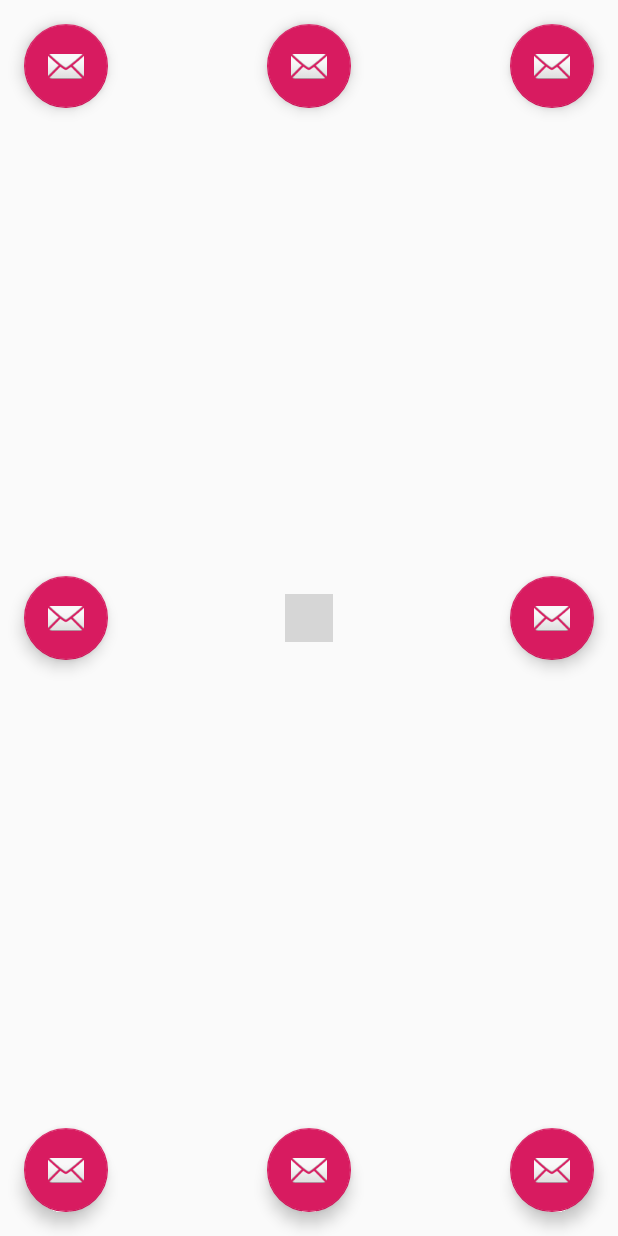
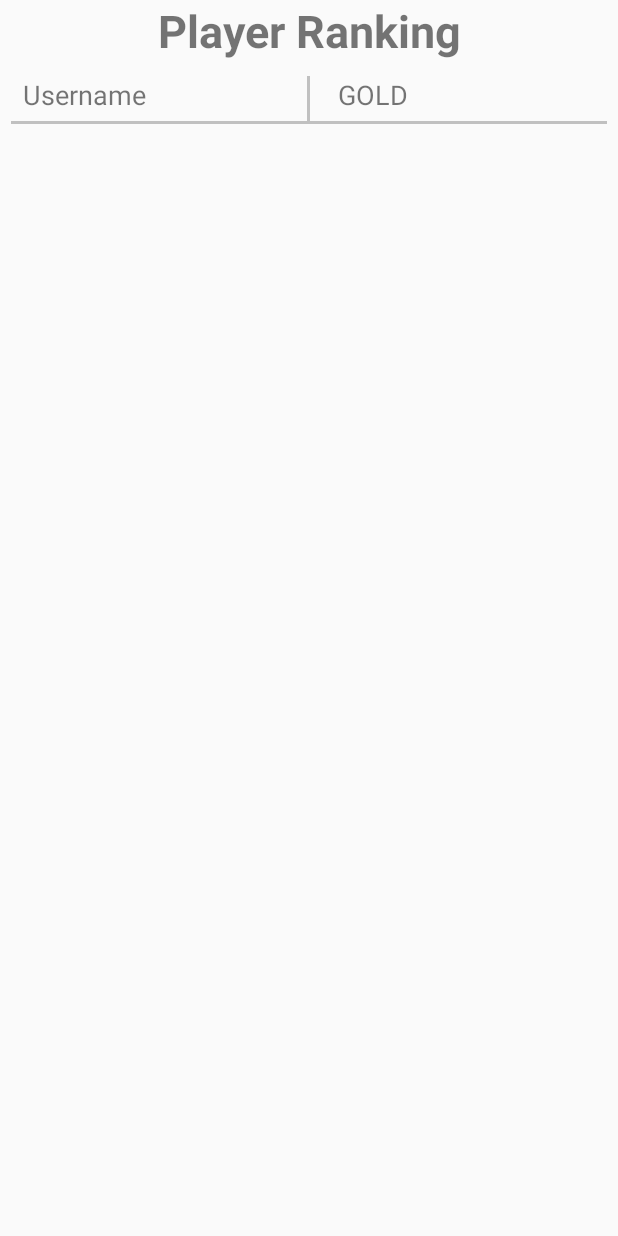
Before and after one commit to MontesPride/Coinz-ILP2018, an Android app: the screen it shows after launch once a user with an empty profile is signed in (MainActivity before the commit, RankingActivity after it), after a tap on an icon or button, on a phone screen of 412 x 824 dp. Run offline under Robolectric (Android 15) with nearby library versions, the phone set to English and light mode, and no system bars; our stand-ins replace Firebase (no records; nobody signed in at launch, a user with empty details on screens opened directly); libraries missing offline, so code that uses them is left out: com.mapbox.android, com.mapbox.api, com.mapbox.geojson, com.mapbox.mapboxsdk, com.mapbox.services; plain views replace MapView; network calls fail; 17 statements that could not run were skipped; 1 other tap on this screen came first; grey boxes are pictures that could not be loaded.

Commit message:
Created Ranking system. TODO: -Add symbols to markers(??) -Fix possibility of registering multiple users with same e-mails -Graphics !!!

```diff
--- a/app/src/main/AndroidManifest.xml
+++ b/app/src/main/AndroidManifest.xml
@@ -41,7 +41,8 @@
         <activity
             android:name=".BankActivity"
             android:theme="@style/AppTheme.NoActionBar" />
-        <activity android:name=".RankingActivity"></activity>
+        <activity android:name=".RankingActivity"
+            android:theme="@style/AppTheme.NoActionBar"></activity>
     </application>
 
 </manifest>
--- a/app/src/main/java/com/example/szymon/coinz/MainActivity.kt
+++ b/app/src/main/java/com/example/szymon/coinz/MainActivity.kt
@@ -25,6 +25,7 @@ import com.google.firebase.Timestamp
 import com.google.firebase.Timestamp.now
 import com.google.firebase.auth.FirebaseAuth
 import com.google.firebase.firestore.FirebaseFirestore
+import com.google.firebase.firestore.auth.User
 import com.mapbox.android.core.location.LocationEngine
 import com.mapbox.android.core.location.LocationEngineListener
 import com.mapbox.android.core.location.LocationEnginePriority
@@ -108,6 +109,7 @@ class MainActivity : AppCompatActivity(), OnMapReadyCallback, LocationEngineList
     private var DOLR: Double? = null
     private var SHIL: Double? = null
     private var GOLD: Double? = null
+    private var Username: String? = null
     private var CollectedCoinz: MutableList<HashMap<String, Any>> = arrayListOf()
     private var CollectedID: MutableList<String> = arrayListOf()
     private var LastDate: String = ""
@@ -133,8 +135,12 @@ class MainActivity : AppCompatActivity(), OnMapReadyCallback, LocationEngineList
             Snackbar.make(view, "${FirebaseAuth.getInstance().currentUser?.displayName}", Snackbar.LENGTH_LONG).show()
         }//bottom middle
 
+        /*goToLogin.setOnClickListener {
+            startActivity(Intent(this, LoginActivity::class.java))
+        }//bottom left*/
+
         goToLogin.setOnClickListener {
-            startActivity(Intent(this, LoginActivity::class.java))
+            startActivity(Intent(this, RankingActivity::class.java))
         }//bottom left
 
         goToSignUp.setOnClickListener {
@@ -323,6 +329,7 @@ class MainActivity : AppCompatActivity(), OnMapReadyCallback, LocationEngineList
                     CollectedCoinz = it.get("CollectedCoinz") as MutableList<HashMap<String, Any>>
                     LastDate = it.get("LastDate") as String
                     LastTimestamp = it.get("LastTimestamp") as Long
+                    Username = it.get("Username") as String
                     Log.d(tag, "[getCoinzData] ${Timestamp.now().seconds}, $LastTimestamp")
                     if (LastDate != currentDate && Timestamp.now().seconds < LastTimestamp) {
                         CollectedID  = arrayListOf()
@@ -371,6 +378,7 @@ class MainActivity : AppCompatActivity(), OnMapReadyCallback, LocationEngineList
         userData.put("LastDate", currentDate)
         userData.put("LastTimestamp", Timestamp.now().seconds)
         userData.put("CoinzExchanged", CoinzExchanged)
+        userData.put("Username", Username!!)
         Log.d(tag, "[setCoinzData]$QUID,$PENY,$DOLR,$SHIL,$GOLD")
         Log.d(tag, "[setCoinzData] Size of CollectedID: ${CollectedID.size}, LastDate: $LastDate, currentDate: $currentDate")
         for (ID in CollectedID) {
--- a/app/src/main/java/com/example/szymon/coinz/RankingActivity.kt
+++ b/app/src/main/java/com/example/szymon/coinz/RankingActivity.kt
@@ -1,12 +1,90 @@
 package com.example.szymon.coinz
 
+import android.content.Context
 import android.support.v7.app.AppCompatActivity
 import android.os.Bundle
+import android.util.Log
+import android.view.LayoutInflater
+import android.view.View
+import android.view.ViewGroup
+import android.widget.BaseAdapter
+import android.widget.TextView
+import com.google.firebase.firestore.FirebaseFirestore
+import kotlinx.android.synthetic.main.activity_ranking.*
 
 class RankingActivity : AppCompatActivity() {
+
+    private var tag = "RankingActivity"
+
+    private var userData: MutableList<HashMap<String, Any>> = arrayListOf()
 
     override fun onCreate(savedInstanceState: Bundle?) {
         super.onCreate(savedInstanceState)
         setContentView(R.layout.activity_ranking)
+        val userDataDescription = HashMap<String, Any>()
+        userDataDescription.put("Username", "Username")
+        userDataDescription.put("Gold", "GOLD")
+        userData.add(userDataDescription)
+
+        //displayRanking()
+
+
+
     }
+
+
+    private fun displayRanking() {
+        ranking_listView.adapter = rankingAdapter(this)
+    }
+
+    inner class rankingAdapter(context: Context): BaseAdapter(){
+
+        private val mContext = context
+
+        override fun getCount(): Int = userData.size
+        override fun getItem(position: Int): Any? = null
+
+        override fun getItemId(position: Int): Long = 0L
+
+        override fun getView(position: Int, convertView: View?, parent: ViewGroup): View {
+
+            val layoutInflater = LayoutInflater.from(mContext)
+            val rankingView = layoutInflater.inflate(R.layout.ranking_rankview, parent, false)
+
+            if (position != 0) {
+                rankingView.findViewById<TextView>(R.id.ranking_username).text = position.toString() + ". " + userData[position].get("Username").toString()
+            } else {
+                rankingView.findViewById<TextView>(R.id.ranking_username).text = userData[position].get("Username").toString()
+            }
+
+            rankingView.findViewById<TextView>(R.id.ranking_gold).text = userData[position].get("Gold").toString()
+
+         return rankingView
+
+        }
+
+
+    }
+
+    public override fun onStart() {
+        super.onStart()
+
+        FirebaseFirestore.getInstance().collection("Coinz")
+                .get()
+                .addOnSuccessListener {
+                    var userDataTempList: MutableList<HashMap<String, Any>> = arrayListOf()
+                    for (document in it.documents) {
+                        Log.d(tag, "[onStart] ${document.get("Username")}, ${document.get("GOLD")}")
+                        var userDataTemp = HashMap<String, Any>()
+                        userDataTemp.put("Username", document.get("Username")!!)
+                        userDataTemp.put("Gold", document.get("GOLD")!!)
+                        userDataTempList.add(userDataTemp)
+                    }
+                    userDataTempList.sortByDescending({it.get("Gold").toString().toDouble()})
+                    userData.addAll(userDataTempList)
+                    displayRanking()
+                }
+    }
+
+
 }
--- a/app/src/main/java/com/example/szymon/coinz/SignUpActivity.kt
+++ b/app/src/main/java/com/example/szymon/coinz/SignUpActivity.kt
@@ -204,6 +204,7 @@ class SignUpActivity : AppCompatActivity(), LoaderCallbacks<Cursor> {
                             userData.put("LastDate", LocalDateTime.now().format(DateTimeFormatter.ofPattern("yyyy/MM/dd")))
                             userData.put("LastTimestamp", Timestamp.now().seconds)
                             userData.put("CoinzExchanged", 0)
+                            userData.put("Username", usernameStr)
                             FirebaseFirestore.getInstance().collection("Coinz").document(FirebaseAuth.getInstance().currentUser?.email!!)
                                     .set(userData)
                                     .addOnSuccessListener {
--- a/app/src/main/res/layout/activity_bank.xml
+++ b/app/src/main/res/layout/activity_bank.xml
@@ -268,6 +268,6 @@
          android:layout_width="wrap_content"
          android:layout_height="wrap_content"
          android:layout_below="@+id/bank_lineUnderViewSwitcher"
-         android:numColumns="3"></GridView>
+         android:numColumns="3"/>
 
  </RelativeLayout>
--- a/app/src/main/res/layout/activity_ranking.xml
+++ b/app/src/main/res/layout/activity_ranking.xml
@@ -1,9 +1,38 @@
 <?xml version="1.0" encoding="utf-8"?>
-<android.support.constraint.ConstraintLayout xmlns:android="http://schemas.android.com/apk/res/android"
+<RelativeLayout xmlns:android="http://schemas.android.com/apk/res/android"
     xmlns:app="http://schemas.android.com/apk/res-auto"
     xmlns:tools="http://schemas.android.com/tools"
     android:layout_width="match_parent"
     android:layout_height="match_parent"
     tools:context=".RankingActivity">
 
-</android.support.constraint.ConstraintLayout>
+    <TextView
+        android:id="@+id/ranking_PlayerRanking"
+        android:layout_width="match_parent"
+        android:layout_height="wrap_content"
+        android:text="@string/PlayerRanking"
+        android:textStyle="bold"
+        android:textSize="30sp"
+        android:gravity="center"/>
+
+    <ListView
+        android:id="@+id/ranking_listView"
+        android:layout_width="match_parent"
+        android:layout_height="wrap_content"
+        android:horizontalSpacing="10dp"
+        android:verticalSpacing="20dp"
+        android:layout_marginTop="10dp"
+        android:layout_below="@+id/ranking_PlayerRanking" />
+
+    <View
+        android:id="@+id/ranking_horizontalBottomLine"
+        android:layout_width="match_parent"
+        android:layout_height="2dp"
+        android:background="#c0c0c0"
+        android:layout_centerHorizontal="true"
+        android:layout_marginLeft="7dp"
+        android:layout_marginRight="7dp"
+        android:layout_below="@+id/ranking_listView"
+        />
+
+</RelativeLayout>
--- /dev/null
+++ b/app/src/main/res/layout/ranking_rankview.xml
@@ -0,0 +1,39 @@
+<?xml version="1.0" encoding="utf-8"?>
+<RelativeLayout
+    xmlns:android="http://schemas.android.com/apk/res/android" android:layout_width="match_parent"
+    android:layout_height="match_parent">
+
+            <TextView
+                android:id="@+id/ranking_username"
+                android:layout_height="wrap_content"
+                android:textSize="18sp"
+                android:layout_width="wrap_content"
+                android:gravity="center"
+                android:text="Sample username"
+                android:layout_marginLeft="15dp"
+                android:layout_marginRight="3dp"/>
+
+            <View
+                android:id="@+id/ranking_verticalLine"
+                android:layout_width="2dp"
+                android:layout_height="30dp"
+                android:background="#c0c0c0"
+                android:layout_centerHorizontal="true"
+                android:layout_marginLeft="15dp"
+                android:layout_marginRight="15dp"
+                />
+
+            <TextView
+                android:id="@+id/ranking_gold"
+                android:text="Sample gold"
+                android:textSize="18sp"
+                android:layout_marginRight="15dp"
+                android:layout_marginLeft="3dp"
+                android:gravity="center"
+                android:layout_height="wrap_content"
+                android:layout_width="wrap_content"
+                android:layout_toRightOf="@+id/ranking_verticalLine"
+                android:layout_marginBottom="5dp"/>
+
+
+</RelativeLayout>
--- a/app/src/main/res/values/strings.xml
+++ b/app/src/main/res/values/strings.xml
@@ -17,6 +17,7 @@
     <string name="NoExchangesLeft">Come back tomorrow to exchange more Coinz</string>
     <string name="SomeExchangesLeft">You need to exchange 25 Coinz first</string>
     <string name="TransferSameEmail">You cannot transfer Coinz to yourself</string>
+    <string name="PlayerRanking">Player Ranking</string>
     <string name="access_token">pk.eyJ1IjoibTBudGVzIiwiYSI6ImNqbnZwejhqMDAwbDYzdm11Mm1td3lncDAifQ.1hbLQjREfwCIqq289JfPig</string>
     <string name="title_activity_login">Sign in</string>
     <!-- Strings related to login -->
```
